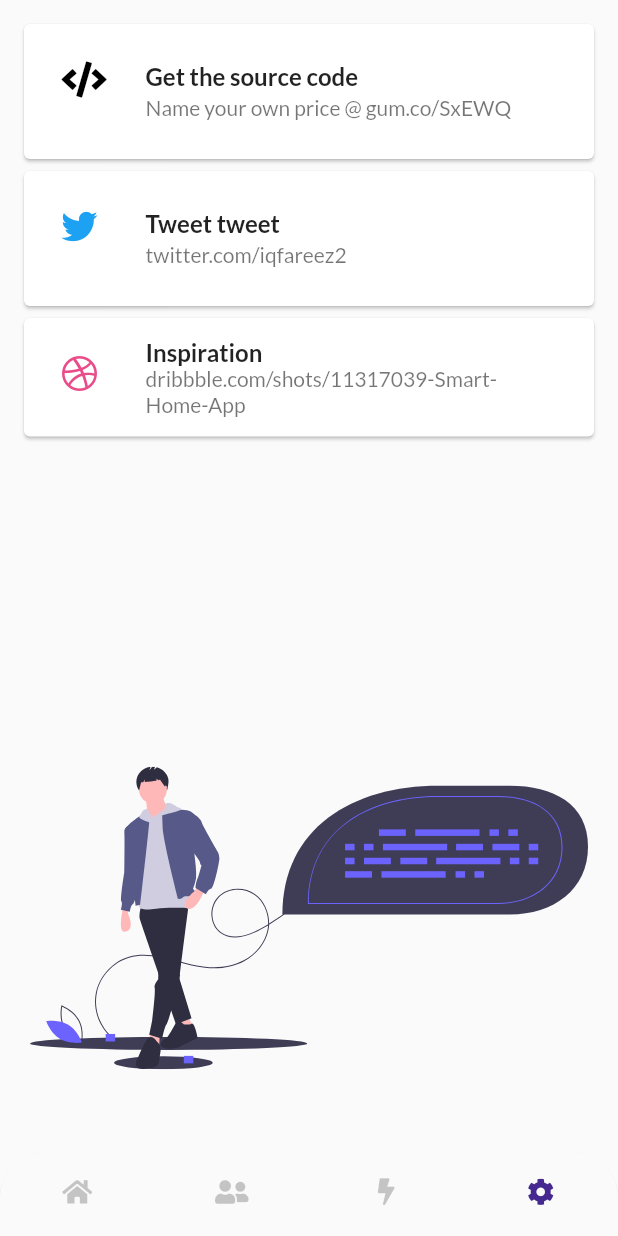
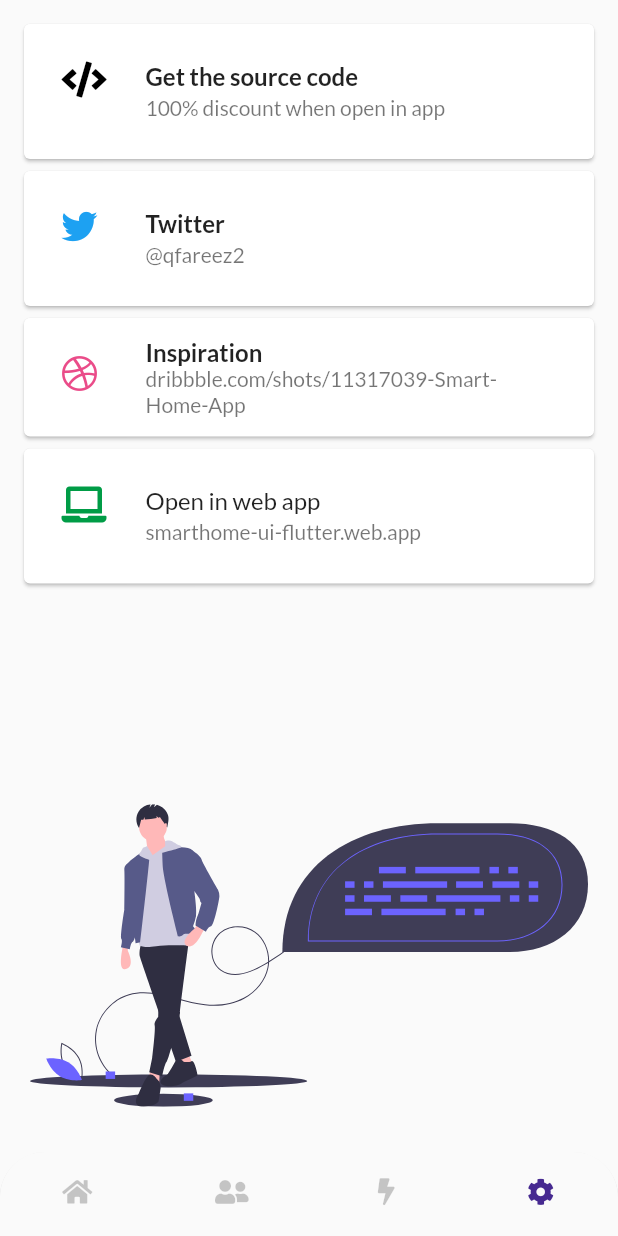
Before and after one commit to iqfareez/smarthome_ui, a Flutter app: the screen it shows after launch, item 4 of the bottom bar chosen, on a phone screen of 412 x 824 dp. Run offline on Flutter 3.47's test engine with Material 2 defaults, Android fonts, the phone set to English and light mode, and no system bars; our stand-ins replace flutter_svg, font_awesome_flutter, google_fonts; missing offline and left inert: flutter_circular_slider.

Commit message:
:rocket: pre v2

```diff
--- a/lib/CONSTANTS.dart
+++ b/lib/CONSTANTS.dart
@@ -8,7 +8,7 @@ const accentColour = Color(0xFF462990);
 const paddingValue = 16.0;
 
 const profileName = 'Alan Swimmer';
-const powerUsageText = '20.3';
+const powerUsageText = '42.8';
 const songTitle = 'Penat';
 const songArtist = 'Andi Bernadee';
 const songIconSize = 18.0;
--- a/lib/screens/main_page.dart
+++ b/lib/screens/main_page.dart
@@ -61,7 +61,8 @@ class ProfileHeader extends StatelessWidget {
                 color: Colors.black, fontWeight: FontWeight.bold, fontSize: 31),
           ),
           trailing: ProfileImage(
-            imageLocation: 'images/profileImage.jpg',  //profile image generated by: https://thispersondoesnotexist.com/
+            imageLocation:
+                'images/profileImage.jpg', //profile image generated by: https://thispersondoesnotexist.com/
           ),
         ),
       ),
@@ -112,7 +113,7 @@ class PowerUsageBanner extends StatelessWidget {
             ),
           ),
           title: Row(
-            crossAxisAlignment: CrossAxisAlignment.baseline,
+            crossAxisAlignment: CrossAxisAlignment.center,
             children: [
               Text(
                 powerUsageText,
--- a/lib/screens/setting_page.dart
+++ b/lib/screens/setting_page.dart
@@ -1,3 +1,4 @@
+import 'package:flutter/foundation.dart' show kIsWeb;
 import 'package:flutter/material.dart';
 import 'package:flutter_svg/flutter_svg.dart';
 import 'package:font_awesome_flutter/font_awesome_flutter.dart';
@@ -14,12 +15,14 @@ class SettingPage extends StatelessWidget {
           crossAxisAlignment: CrossAxisAlignment.center,
           children: [
             Expanded(
+              flex: 2,
               child: ListView(
                 children: [
                   tapCard(
                     () {
-                      LaunchUrlUtil.launchUrl(
-                          'https://gumroad.com/l/SxEWQ/kqchkgi'); //copon code
+                      LaunchUrlUtil.launchUrl(!kIsWeb
+                          ? 'https://gumroad.com/l/SxEWQ/kqchkgi'
+                          : 'https://gumroad.com/l/SxEWQ'); //copon code
                     },
                     ListTile(
                       leading:
@@ -28,7 +31,7 @@ class SettingPage extends StatelessWidget {
                         'Get the source code',
                         style: TextStyle(fontWeight: FontWeight.bold),
                       ),
-                      subtitle: Text('Name your own price @ gum.co/SxEWQ'),
+                      subtitle: Text('100% discount when open in app'),
                     ),
                   ),
                   tapCard(
@@ -41,10 +44,10 @@ class SettingPage extends StatelessWidget {
                         color: Color(0xFF1DA1F2),
                       ),
                       title: Text(
-                        'Tweet tweet',
+                        'Twitter',
                         style: TextStyle(fontWeight: FontWeight.bold),
                       ),
-                      subtitle: Text('twitter.com/iqfareez2'),
+                      subtitle: Text('@qfareez2'),
                     ),
                   ),
                   tapCard(
@@ -63,15 +66,38 @@ class SettingPage extends StatelessWidget {
                           Text('dribbble.com/shots/11317039-Smart-Home-App'),
                     ),
                   ),
+                  tapCard(() {
+                    kIsWeb
+                        ? LaunchUrlUtil.launchUrl(
+                            'https://play.google.com/store/apps/details?id=live.iqfareez.smarthome_ui')
+                        : LaunchUrlUtil.launchUrl(
+                            'https://smarthome-ui-flutter.web.app/');
+                  },
+                      ListTile(
+                        leading: FaIcon(
+                          !kIsWeb
+                              ? FontAwesomeIcons.laptop
+                              : FontAwesomeIcons.googlePlay,
+                          color: Color(0xFF009c46),
+                        ),
+                        title: Text(kIsWeb
+                            ? 'Download on Google Play Store'
+                            : 'Open in web app'),
+                        subtitle: Text(kIsWeb
+                            ? 'play.google.com/store/apps/details?id=live.iqfareez.smarthome_ui'
+                            : 'smarthome-ui-flutter.web.app'),
+                      ))
                 ],
-                //TODO: Add open in web and vice versa
               ),
             ),
             Expanded(
               child: Padding(
-                padding: const EdgeInsets.all(8.0),
-                child: SvgPicture.asset('images/undraw_source_code_xx2e.svg'),
-              ),
+                  padding: const EdgeInsets.all(8.0),
+                  child: SvgPicture.asset('images/undraw_source_code_xx2e.svg',
+                      fit: BoxFit.contain)),
+            ),
+            SizedBox(
+              height: 50,
             )
           ]),
     );
```
